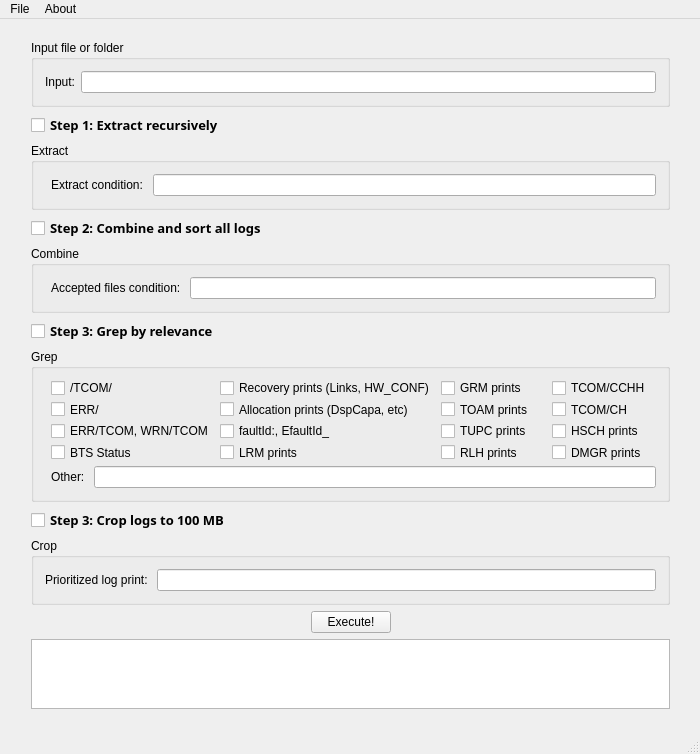
Old version of the form TcomTools/TcomTools/src/TcomTools.ui in the repository aprgproject/aprg.
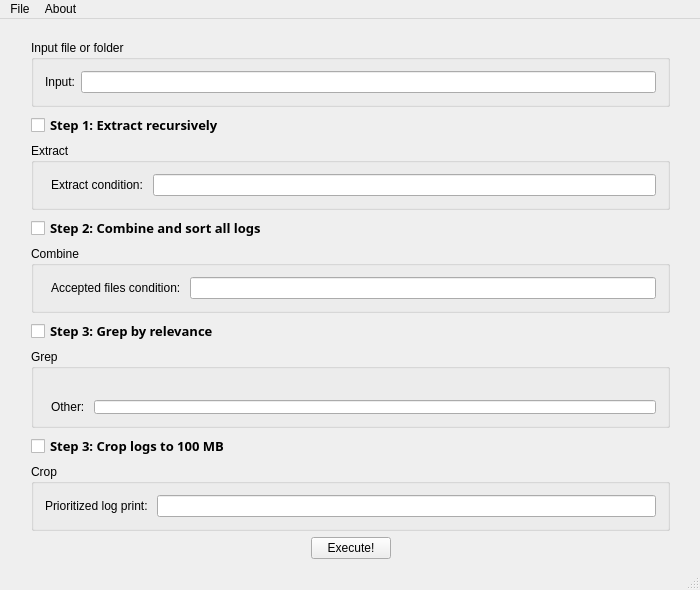
New version of the form.

Commit message: "tcom tools refactoring"

Patch:
```diff
--- a/TcomTools/TcomTools/src/TcomTools.ui
+++ b/TcomTools/TcomTools/src/TcomTools.ui
@@ -7,7 +7,7 @@
     <x>0</x>
     <y>0</y>
     <width>700</width>
-    <height>754</height>
+    <height>590</height>
    </rect>
   </property>
   <property name="sizePolicy">
@@ -25,7 +25,7 @@
       <x>20</x>
       <y>10</y>
       <width>661</width>
-      <height>691</height>
+      <height>541</height>
      </rect>
     </property>
     <layout class="QFormLayout" name="formLayout_3">
@@ -374,13 +374,6 @@
        </item>
       </layout>
      </item>
-     <item row="11" column="0" colspan="2">
-      <widget class="QTextEdit" name="lineEditStreamOutput">
-       <property name="enabled">
-        <bool>true</bool>
-       </property>
-      </widget>
-     </item>
     </layout>
    </widget>
   </widget>
```
Left out of the diff: 3 changed lines with no effect on the pictures. The commit also changes 19 other files.
